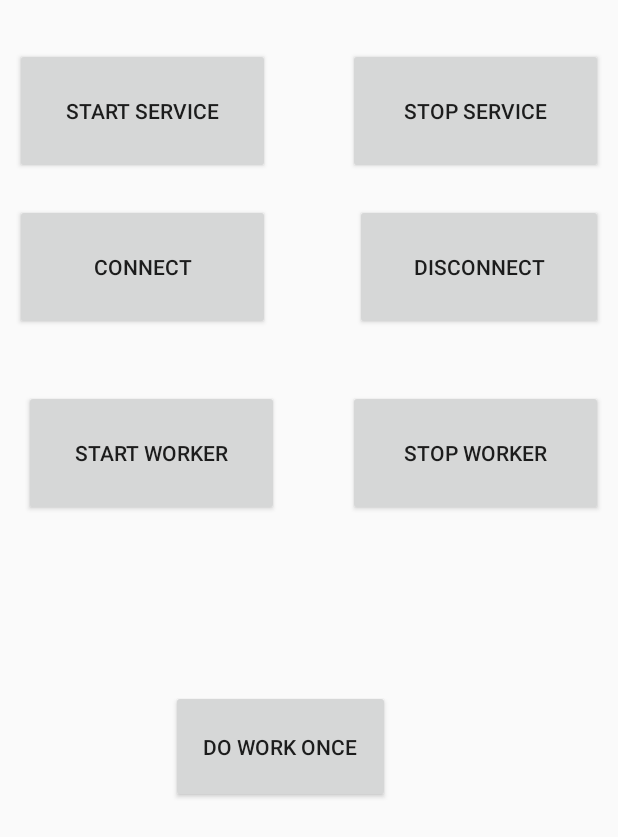
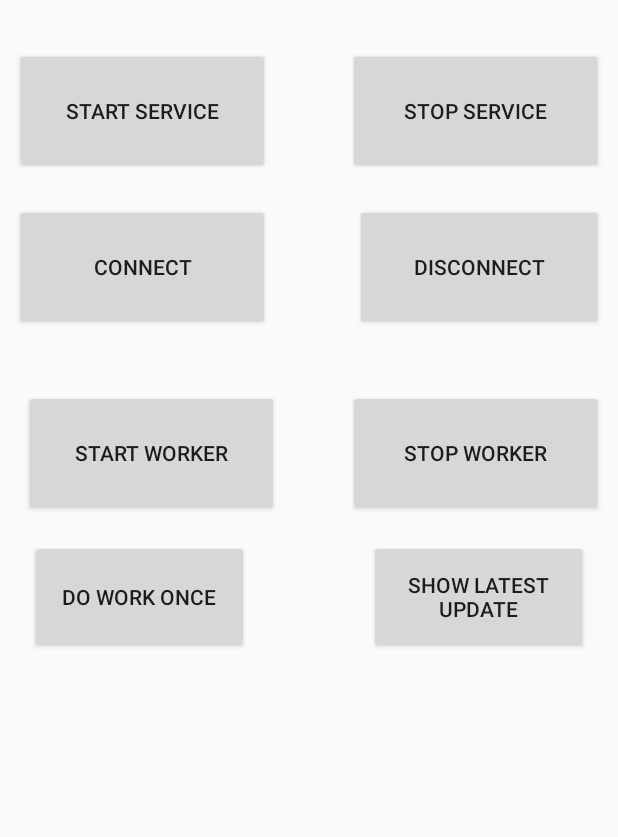
Before and after one commit to ZanyCode/DumbWatch, an Android app: the screen it shows after launch (MainActivity2), on a phone screen of 412 x 824 dp. Shown: the top 837 px of the screen. Run offline under Robolectric (Android 15) with nearby library versions, the phone set to English and light mode, and no system bars; our stand-ins replace navigation-ui; 1 statement that could not run was skipped.

```diff
--- a/App/app/src/main/res/layout/activity_main2.xml
+++ b/App/app/src/main/res/layout/activity_main2.xml
@@ -6,6 +6,17 @@
     android:layout_height="match_parent"
     tools:context=".MainActivity2">
 
+
+    <Button
+        android:id="@+id/btnShowLatestUpdate"
+        android:layout_width="146dp"
+        android:layout_height="75dp"
+        android:layout_marginTop="140dp"
+        android:layout_marginEnd="20dp"
+        android:onClick="getLastUpdateTime"
+        android:text="Show Latest Update"
+        app:layout_constraintEnd_toEndOf="parent"
+        app:layout_constraintTop_toBottomOf="@+id/btnDisconnect" />
 
     <Button
         android:id="@+id/btnStartWorker2"
@@ -89,8 +100,8 @@
         android:id="@+id/btnDoWork"
         android:layout_width="146dp"
         android:layout_height="75dp"
-        android:layout_marginStart="114dp"
-        android:layout_marginTop="240dp"
+        android:layout_marginStart="20dp"
+        android:layout_marginTop="140dp"
         android:layout_marginEnd="151dp"
         android:onClick="doWorkOnce"
         android:text="Do WOrk Once"
```
Also changed, not shown: App/app/src/main/java/org/zanytek/zanytime/DumbWatch.kt (added, +79 -0 lines), App/app/src/main/java/org/zanytek/zanytime/GattService.kt (+6 -6 lines), App/app/src/main/java/org/zanytek/zanytime/MainActivity2.kt (+17 -2 lines), App/app/src/main/java/org/zanytek/zanytime/SendDataWorker.kt (+39 -30 lines), 1 other file.
